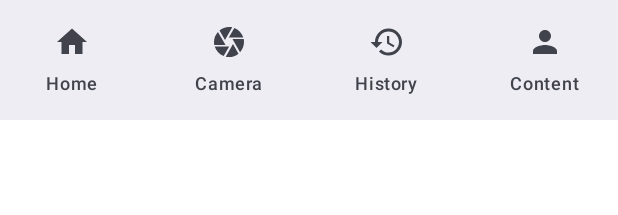
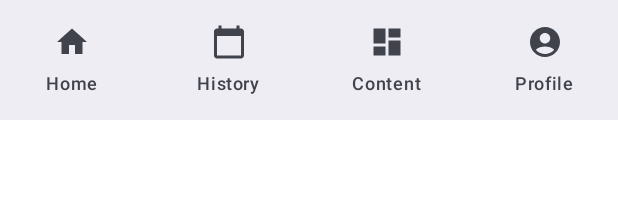
Before and after one commit to daily-cloud/daily-cloud-md, an Android app built with Jetpack Compose: the @Preview function BottomBarPreview, on a phone screen of 412 x 824 dp. Shown: the top 215 px of the screen. Run offline under Robolectric (Android 15) with nearby library versions, the phone set to English and light mode, and no system bars.

Commit message:
[Revisi] Bottom Bar & Navigation

```diff
--- a/app/src/main/java/com/dailycloud/dailycloud/DailyCloudApp.kt
+++ b/app/src/main/java/com/dailycloud/dailycloud/DailyCloudApp.kt
@@ -24,7 +24,7 @@ fun DailyCloudApp(
     Scaffold(
         modifier = modifier,
         bottomBar = {
-            if (currentRoute in listOf(Screen.Home.route, Screen.History.route, Screen.Contents.route)) {
+            if (currentRoute in listOf(Screen.Home.route, Screen.History.route, Screen.Contents.route, Screen.Profile.route)) {
                 BottomBar(navController)
             }
         },
--- a/app/src/main/java/com/dailycloud/dailycloud/ui/components/BottomBar.kt
+++ b/app/src/main/java/com/dailycloud/dailycloud/ui/components/BottomBar.kt
@@ -1,7 +1,11 @@
 package com.dailycloud.dailycloud.ui.components
 
 import androidx.compose.material.icons.Icons
+import androidx.compose.material.icons.filled.AccountCircle
+import androidx.compose.material.icons.filled.CalendarMonth
+import androidx.compose.material.icons.filled.CalendarToday
 import androidx.compose.material.icons.filled.Camera
+import androidx.compose.material.icons.filled.Dashboard
 import androidx.compose.material.icons.filled.History
 import androidx.compose.material.icons.filled.Home
 import androidx.compose.material.icons.filled.Person
@@ -40,19 +44,19 @@ fun BottomBar(
                 screen = Screen.Home
             ),
             NavigationItem(
-                title = stringResource(R.string.camera),
-                icon = Icons.Default.Camera,
-                screen = Screen.Camera
-            ),
-            NavigationItem(
                 title = stringResource(R.string.history),
-                icon = Icons.Default.History,
+                icon = Icons.Default.CalendarToday,
                 screen = Screen.History
             ),
             NavigationItem(
                 title = stringResource(R.string.content),
-                icon = Icons.Default.Person,
+                icon = Icons.Default.Dashboard,
                 screen = Screen.Contents
+            ),
+            NavigationItem(
+                title = stringResource(R.string.profile),
+                icon = Icons.Default.AccountCircle,
+                screen = Screen.Profile
             ),
         )
         NavigationBar {
--- a/app/src/main/java/com/dailycloud/dailycloud/ui/navigation/NavigationGraph.kt
+++ b/app/src/main/java/com/dailycloud/dailycloud/ui/navigation/NavigationGraph.kt
@@ -15,6 +15,7 @@ import com.dailycloud.dailycloud.ui.screen.history.HistoryScreen
 import com.dailycloud.dailycloud.ui.screen.home.HomeScreen
 import com.dailycloud.dailycloud.ui.screen.journal.JournalScreen
 import com.dailycloud.dailycloud.ui.screen.login.LoginScreen
+import com.dailycloud.dailycloud.ui.screen.profile.ProfileScreen
 import com.dailycloud.dailycloud.ui.screen.result.ResultScreen
 import com.dailycloud.dailycloud.ui.screen.signup.SignUpScreen
 
@@ -84,6 +85,9 @@ fun NavGraph(
         composable(Screen.Result.route) {
             ResultScreen()
         }
+        composable(Screen.Profile.route) {
+            ProfileScreen()
+        }
         composable(Screen.Journal.route,) {
             JournalScreen(
                 toHome = {
--- a/app/src/main/java/com/dailycloud/dailycloud/ui/navigation/Screen.kt
+++ b/app/src/main/java/com/dailycloud/dailycloud/ui/navigation/Screen.kt
@@ -10,6 +10,7 @@ sealed class Screen(val route: String) {
     object History : Screen("history")
     object Contents : Screen("contents")
     object Result : Screen("result")
+    object Profile : Screen("profile")
     object Journal : Screen("journal/{journalId}") {
         fun createRoute(journalId: String) = "journal/$journalId"
     }
--- a/app/src/main/res/values/strings.xml
+++ b/app/src/main/res/values/strings.xml
@@ -28,4 +28,5 @@
     <string name="i_agree_to_terms_conditions"><![CDATA[I agree to terms & conditions]]></string>
     <string name="continues">Continue</string>
     <string name="web_client_id">429965540863-9fr4805e3ri4n4k9kqqk6knkvnvoi52j.apps.googleusercontent.com</string>
+    <string name="profile">Profile</string>
 </resources>
```
Also changed, not shown: app/src/main/java/com/dailycloud/dailycloud/ui/screen/profile/ProfileScreen.kt (added, +11 -0 lines), app/src/main/java/com/dailycloud/dailycloud/ui/screen/profile/ProfileViewModel.kt (added, +10 -0 lines).
